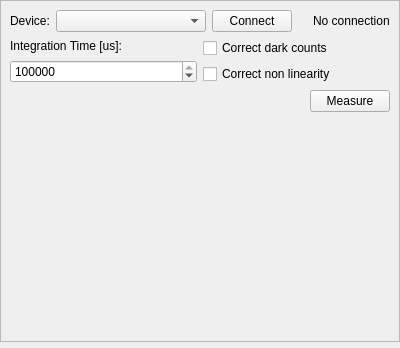
Before: the Qt Designer form modules/spectrometer/SpectrometerWidget.ui in Silas-Hoerz/Modulab, drawn with Qt 5.
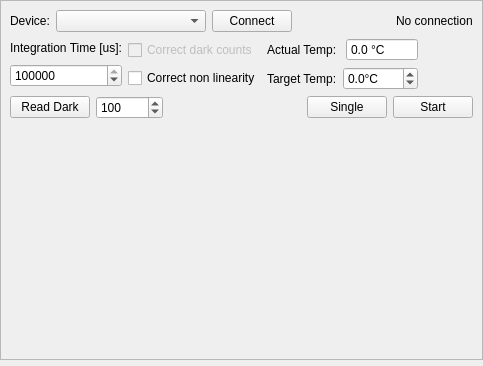
After: the same form once the commit is applied.

Commit message:
Refactor spectrometer widget to use PyQtGraph and add temperature controls
Replaces Matplotlib plotting with PyQtGraph for improved performance and modern UI. Adds actual and target temperature controls, dark spectrum acquisition with progress visualization, and refactors UI for better usability. Updates .ui and generated UI Python files to match new layout and controls.

Diff of the .ui file:
```diff
--- a/modules/spectrometer/SpectrometerWidget.ui
+++ b/modules/spectrometer/SpectrometerWidget.ui
@@ -6,8 +6,8 @@
    <rect>
     <x>0</x>
     <y>0</y>
-    <width>400</width>
-    <height>348</height>
+    <width>483</width>
+    <height>366</height>
    </rect>
   </property>
   <property name="sizePolicy">
@@ -49,6 +49,9 @@
    </property>
    <item row="0" column="0">
     <widget class="QFrame" name="frame">
+     <property name="enabled">
+      <bool>true</bool>
+     </property>
      <property name="frameShape">
       <enum>QFrame::Shape::StyledPanel</enum>
      </property>
@@ -197,6 +200,9 @@
           </property>
           <item>
            <widget class="QCheckBox" name="checkBox_correctDarkCounts">
+            <property name="enabled">
+             <bool>false</bool>
+            </property>
             <property name="sizePolicy">
              <sizepolicy hsizetype="Minimum" vsizetype="Fixed">
               <horstretch>0</horstretch>
@@ -223,6 +229,92 @@
           </item>
          </layout>
         </item>
+        <item>
+         <layout class="QVBoxLayout" name="verticalLayout_2">
+          <item>
+           <layout class="QHBoxLayout" name="horizontalLayout_5">
+            <item>
+             <widget class="QLabel" name="label_actualTemp">
+              <property name="text">
+               <string>Actual Temp:</string>
+              </property>
+             </widget>
+            </item>
+            <item>
+             <widget class="QDoubleSpinBox" name="doubleSpinBox_actualTemp">
+              <property name="enabled">
+               <bool>true</bool>
+              </property>
+              <property name="focusPolicy">
+               <enum>Qt::FocusPolicy::NoFocus</enum>
+              </property>
+              <property name="readOnly">
+               <bool>true</bool>
+              </property>
+              <property name="buttonSymbols">
+               <enum>QAbstractSpinBox::ButtonSymbols::NoButtons</enum>
+              </property>
+              <property name="suffix">
+               <string> °C</string>
+              </property>
+              <property name="decimals">
+               <number>1</number>
+              </property>
+              <property name="minimum">
+               <double>-100.000000000000000</double>
+              </property>
+              <property name="singleStep">
+               <double>0.100000000000000</double>
+              </property>
+             </widget>
+            </item>
+           </layout>
+          </item>
+          <item>
+           <layout class="QHBoxLayout" name="horizontalLayout_3">
+            <item>
+             <widget class="QLabel" name="label_2">
+              <property name="text">
+               <string>Target Temp:</string>
+              </property>
+             </widget>
+            </item>
+            <item>
+             <widget class="QDoubleSpinBox" name="doubleSpinBox">
+              <property name="prefix">
+               <string/>
+              </property>
+              <property name="suffix">
+               <string>°C</string>
+              </property>
+              <property name="decimals">
+               <number>1</number>
+              </property>
+              <property name="minimum">
+               <double>-100.000000000000000</double>
+              </property>
+              <property name="singleStep">
+               <double>0.100000000000000</double>
+              </property>
+             </widget>
+            </item>
+           </layout>
+          </item>
+         </layout>
+        </item>
+        <item>
+         <spacer name="horizontalSpacer_3">
+          <property name="orientation">
+           <enum>Qt::Orientation::Horizontal</enum>
+          </property>
+          <property name="sizeHint" stdset="0">
+           <size>
+            <width>40</width>
+            <height>20</height>
+           </size>
+          </property>
+         </spacer>
+        </item>
        </layout>
       </item>
       <item>
@@ -232,6 +324,26 @@
           <property name="sizeConstraint">
            <enum>QLayout::SizeConstraint::SetMinimumSize</enum>
           </property>
+          <item>
+           <widget class="QPushButton" name="pushButton_acqurieDarkRead">
+            <property name="text">
+             <string>Read Dark</string>
+            </property>
+           </widget>
+          </item>
+          <item>
+           <widget class="QSpinBox" name="spinBox_countDarkRead">
+            <property name="minimum">
+             <number>1</number>
+            </property>
+            <property name="maximum">
+             <number>100000</number>
+            </property>
+            <property name="value">
+             <number>100</number>
+            </property>
+           </widget>
+          </item>
           <item>
            <spacer name="horizontalSpacer_2">
             <property name="orientation">
@@ -246,7 +358,14 @@
            </spacer>
           </item>
           <item>
-           <widget class="QPushButton" name="pushButton_acquire">
+           <widget class="QPushButton" name="pushButton_acquireSingle">
+            <property name="text">
+             <string>Single</string>
+            </property>
+           </widget>
+          </item>
+          <item>
+           <widget class="QPushButton" name="pushButton_acquireContinuous">
             <property name="sizePolicy">
              <sizepolicy hsizetype="Minimum" vsizetype="Fixed">
               <horstretch>0</horstretch>
@@ -260,7 +379,7 @@
              </size>
             </property>
             <property name="text">
-             <string>Measure</string>
+             <string>Start</string>
             </property>
            </widget>
           </item>
```
The commit also changes 4 other files.
